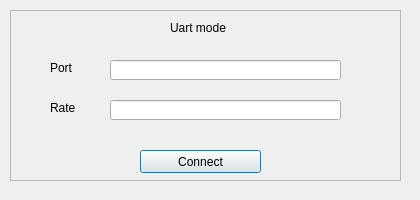
This is ui_Files/uartConnect.ui in sujin16/PMASProject as Qt 5 draws it before an edit. The edited form follows.
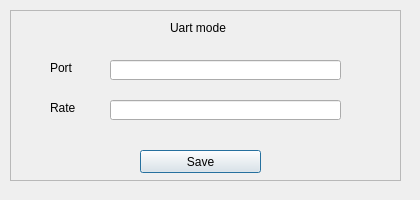
This is the edited form.

Patch:
```diff
--- a/ui_Files/uartConnect.ui
+++ b/ui_Files/uartConnect.ui
@@ -76,7 +76,7 @@
      </rect>
     </property>
     <property name="text">
-     <string>Connect</string>
+     <string>Save</string>
     </property>
    </widget>
    <widget class="QLineEdit" name="port_lineEdit">
```
Left out of the diff: 2 changed lines with no effect on the pictures.
